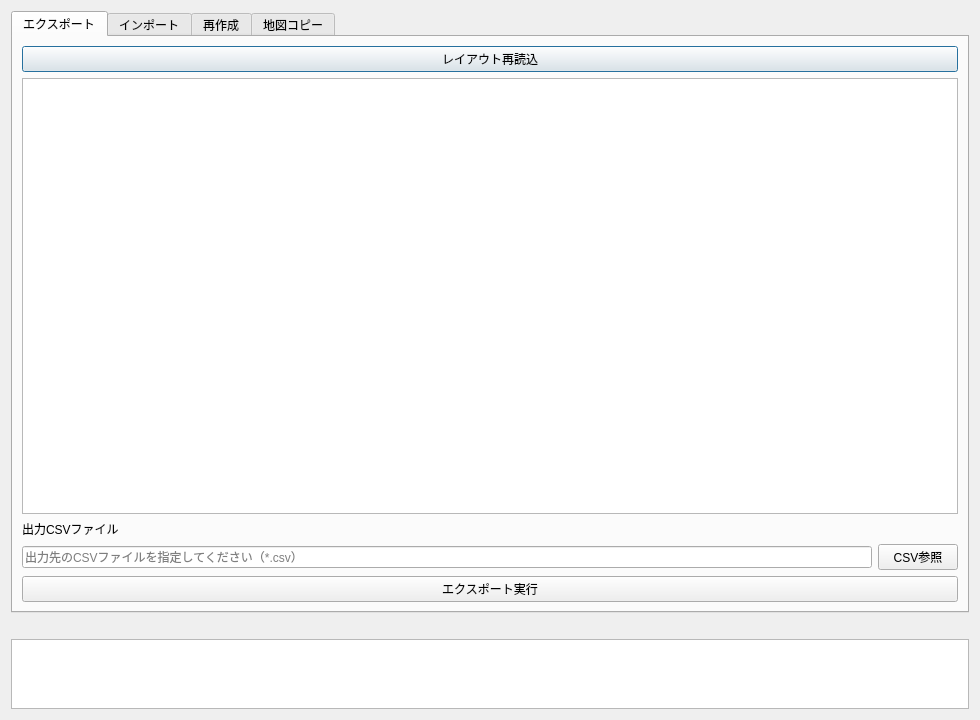
The window that ui/main_dialog.ui (zaknak/QGIS-Layout-Labo) describes before a commit, drawn with Qt 5.
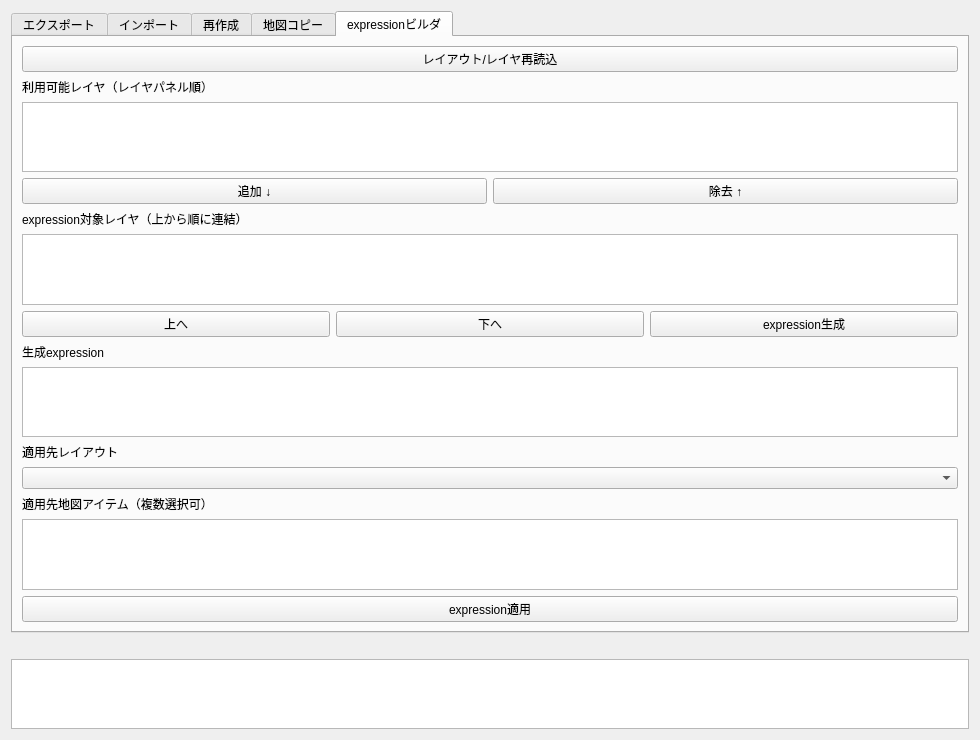
The same window after the commit. The open tabs and pages were chosen to show the change.

Commit message: feat: add expression builder support in layout import UI

```diff
--- a/ui/main_dialog.ui
+++ b/ui/main_dialog.ui
@@ -90,7 +90,37 @@
          <item><widget class="QCheckBox" name="checkMapCopyExpression"><property name="text"><string>expressionをコピー</string></property></widget></item>
         </layout>
        </item>
-       <item><widget class="QPushButton" name="btnMapCopyRun"><property name="text"><string>コピー実施</string></property></widget></item>
+      <item><widget class="QPushButton" name="btnMapCopyRun"><property name="text"><string>コピー実施</string></property></widget></item>
+      </layout>
+     </widget>
+     <widget class="QWidget" name="tabExpressionBuilder">
+      <attribute name="title"><string>expressionビルダ</string></attribute>
+      <layout class="QVBoxLayout" name="verticalLayoutExpressionBuilder">
+       <item><widget class="QPushButton" name="btnExpressionReload"><property name="text"><string>レイアウト/レイヤ再読込</string></property></widget></item>
+       <item><widget class="QLabel" name="labelExpressionAvailableLayers"><property name="text"><string>利用可能レイヤ（レイヤパネル順）</string></property></widget></item>
+       <item><widget class="QListWidget" name="listWidgetExpressionAvailableLayers"/></item>
+       <item>
+        <layout class="QHBoxLayout" name="horizontalLayoutExpressionSelectButtons">
+         <item><widget class="QPushButton" name="btnExpressionAddLayer"><property name="text"><string>追加 ↓</string></property></widget></item>
+         <item><widget class="QPushButton" name="btnExpressionRemoveLayer"><property name="text"><string>除去 ↑</string></property></widget></item>
+        </layout>
+       </item>
+       <item><widget class="QLabel" name="labelExpressionSelectedLayers"><property name="text"><string>expression対象レイヤ（上から順に連結）</string></property></widget></item>
+       <item><widget class="QListWidget" name="listWidgetExpressionSelectedLayers"/></item>
+       <item>
+        <layout class="QHBoxLayout" name="horizontalLayoutExpressionOrderButtons">
+         <item><widget class="QPushButton" name="btnExpressionMoveUp"><property name="text"><string>上へ</string></property></widget></item>
+         <item><widget class="QPushButton" name="btnExpressionMoveDown"><property name="text"><string>下へ</string></property></widget></item>
+         <item><widget class="QPushButton" name="btnExpressionBuild"><property name="text"><string>expression生成</string></property></widget></item>
+        </layout>
+       </item>
+       <item><widget class="QLabel" name="labelExpressionPreview"><property name="text"><string>生成expression</string></property></widget></item>
+       <item><widget class="QTextEdit" name="textEditExpressionPreview"/></item>
+       <item><widget class="QLabel" name="labelExpressionTargetLayout"><property name="text"><string>適用先レイアウト</string></property></widget></item>
+       <item><widget class="QComboBox" name="comboExpressionTargetLayout"/></item>
+       <item><widget class="QLabel" name="labelExpressionTargetMaps"><property name="text"><string>適用先地図アイテム（複数選択可）</string></property></widget></item>
+       <item><widget class="QListWidget" name="listWidgetExpressionTargetMaps"/></item>
+       <item><widget class="QPushButton" name="btnExpressionApply"><property name="text"><string>expression適用</string></property></widget></item>
       </layout>
      </widget>
     </widget>
```
The commit also changes 4 other files.
